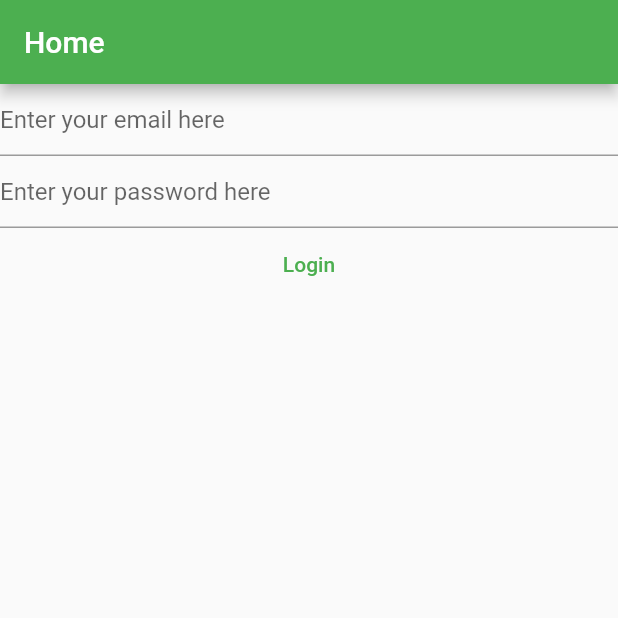
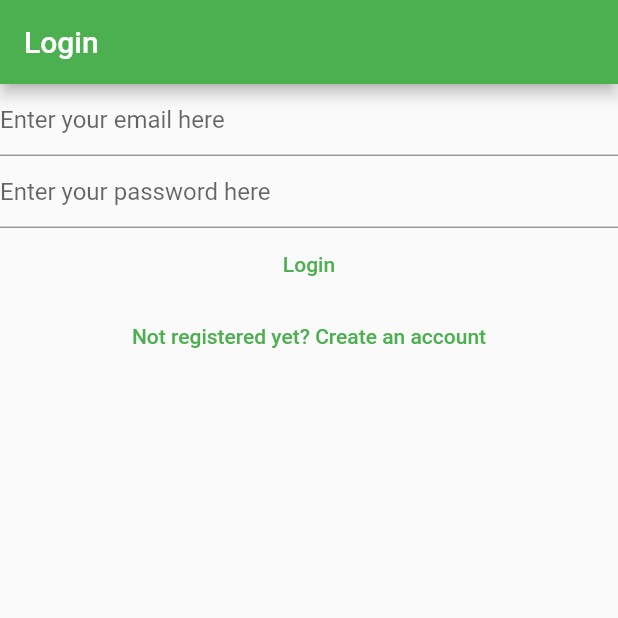
Before and after one commit to billyx86/Awesome-Notes, a Flutter app: the screen it shows after launch, on a phone screen of 412 x 824 dp, the top half of it. Run offline on Flutter 3.47's test engine with Material 2 defaults, Android fonts, the phone set to English and light mode, and no system bars; our stand-ins replace firebase_auth, firebase_core; accounts and stored records are empty; generated files the repository leaves out were written again.

Commit message:
Add named navigator link between Login and Register views

```diff
--- a/lib/main.dart
+++ b/lib/main.dart
@@ -5,7 +5,6 @@ import 'package:firebase_core/firebase_core.dart';
 import 'package:flutter/material.dart';
 
 import 'firebase_options.dart';
-
 
 void main() {
   WidgetsFlutterBinding.ensureInitialized();
@@ -16,6 +15,10 @@ void main() {
         primarySwatch: Colors.green,
       ),
       home: const HomePage(),
+      routes: {
+        '/login/': (context) => const LoginView(),
+        '/register/': (context) => const RegisterView()
+      },
     )
   );
 }
@@ -25,11 +28,7 @@ class HomePage extends StatelessWidget {
 
   @override
   Widget build(BuildContext context) {
-    return Scaffold(
-      appBar: AppBar(
-        title: const Text('Home'),
-      ),
-      body: FutureBuilder(
+    return FutureBuilder(
         future: Firebase.initializeApp(
           options: DefaultFirebaseOptions.currentPlatform,
         ),
@@ -46,8 +45,7 @@ class HomePage extends StatelessWidget {
               return const Text('Loading...');
           }
         },
-      ),
-    );
+      );
   }
 }
 
@@ -66,7 +64,6 @@ class _VerifyEmailViewState extends State<VerifyEmailView> {
         TextButton(onPressed: () async {
           final user = FirebaseAuth.instance.currentUser;
           await user?.sendEmailVerification();
-
         }, child: const Text('Send verification email'))
       ],);
   }
--- a/lib/views/login_view.dart
+++ b/lib/views/login_view.dart
@@ -31,7 +31,9 @@ class _LoginViewState extends State<LoginView> {
 
   @override
   Widget build(BuildContext context) {
-    return Column(
+    return Scaffold(
+      appBar: AppBar(title: const Text('Login')),
+      body: Column(
         children: [
           TextField(
             controller: _email,
@@ -76,7 +78,15 @@ class _LoginViewState extends State<LoginView> {
             },
             child: const Text('Login'),
           ),
+          TextButton(
+            onPressed:() {
+              Navigator.of(context).pushNamedAndRemoveUntil(
+                '/register/',
+                (route) => false);
+            },
+            child: const Text('Not registered yet? Create an account')),
         ],
+      ),
     );
   }
 }
```
Also changed, not shown: lib/views/register_view.dart (+11 -1 lines). Lines whose indentation alone changed are shown as unchanged.
